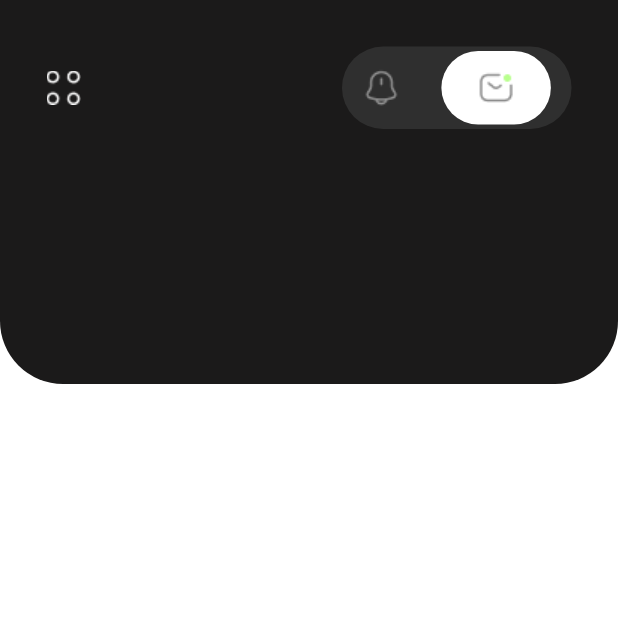
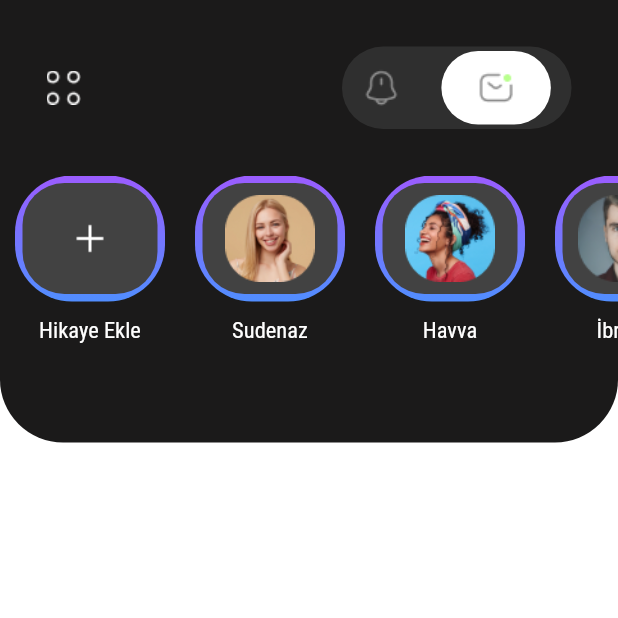
Before and after one commit to ibrahim6-1/socialmedia_ui, a Flutter app: the screen it shows after launch, on a phone screen of 412 x 824 dp, the top half of it. Run offline on Flutter 3.47's test engine with Material 2 defaults, Android fonts, the light colour scheme and no system bars.

Commit message:
story eklendi

```diff
--- a/lib/homepage.dart
+++ b/lib/homepage.dart
@@ -1,4 +1,11 @@
 import 'package:flutter/material.dart';
+
+List story = [
+  {"name": "Hikaye Ekle", "image": "assets/add.png"},
+  {"name": "Sudenaz", "image": "assets/1.png"},
+  {"name": "Havva", "image": "assets/2.png"},
+  {"name": "İbrahim", "image": "assets/3.png"},
+];
 
 class HomePage extends StatefulWidget {
   const HomePage({super.key});
@@ -16,7 +23,7 @@ class _HomePageState extends State<HomePage> {
         children: [
           Container(
             width: 428,
-            height: 256,
+            height: 295,
             decoration: const BoxDecoration(
                 borderRadius: BorderRadius.only(
                     bottomLeft: Radius.circular(42),
@@ -44,9 +51,8 @@ class _HomePageState extends State<HomePage> {
                               width: 73,
                               height: 49,
                               decoration: BoxDecoration(
-                                color: Colors.white,
-                                borderRadius: BorderRadius.circular(28)
-                              ),
+                                  color: Colors.white,
+                                  borderRadius: BorderRadius.circular(28)),
                               child: Image.asset("assets/sms.png"),
                             )
                           ],
@@ -54,7 +60,71 @@ class _HomePageState extends State<HomePage> {
                       )
                     ],
                   ),
-                )
+                ),
+                Container(
+                  width: double.infinity,
+                  height: 130,
+                  child: Expanded(
+                    child: ListView.builder(
+                      scrollDirection: Axis.horizontal,
+                      itemCount: story.length,
+                      itemBuilder: ((context, index) {
+                        return Column(
+                          children: [
+                            Container(
+                              margin: EdgeInsets.symmetric(horizontal: 10),
+                              width: 100,
+                              height: 84,
+                              decoration: BoxDecoration(
+                                borderRadius: BorderRadius.circular(38),
+                                gradient: LinearGradient(
+                                  begin: Alignment.bottomCenter,
+                                  end: Alignment.topCenter,
+                                  colors: [
+                                    Color.fromARGB(255, 81, 142, 255),
+                                    Color.fromARGB(255, 155, 92, 255)
+                                  ],
+                                ),
+                              ),
+                              child: Padding(
+                                padding: const EdgeInsets.all(5),
+                                child: Container(
+                                  width: 100,
+                                  height: 84,
+                                  decoration: BoxDecoration(
+                                    color: Color.fromARGB(255, 66, 66, 66),
+                                    borderRadius: BorderRadius.circular(28),
+                                  ),
+                                  child: Padding(
+                                    padding: const EdgeInsets.all(8.0),
+                                    child: Container(
+                                      decoration: BoxDecoration(
+                                        color: Color.fromARGB(255, 66, 66, 66),
+                                        borderRadius: BorderRadius.circular(38),
+                                      ),
+                                      width: 75,
+                                      height: 65,
+                                      child: Image.asset(
+                                          "${story[index]["image"]}"),
+                                    ),
+                                  ),
+                                ),
+                              ),
+                            ),
+                            SizedBox(height: 10),
+                            Text(
+                              "${story[index]["name"]}",
+                              style: TextStyle(
+                                  color: Colors.white,
+                                  fontSize: 15,
+                                  fontFamily: "RobotoCondensed Pro"),
+                            )
+                          ],
+                        );
+                      }),
+                    ),
+                  ),
+                ),
               ],
             ),
           )
```
Also changed, not shown: pubspec.yaml (+5 -5 lines).
